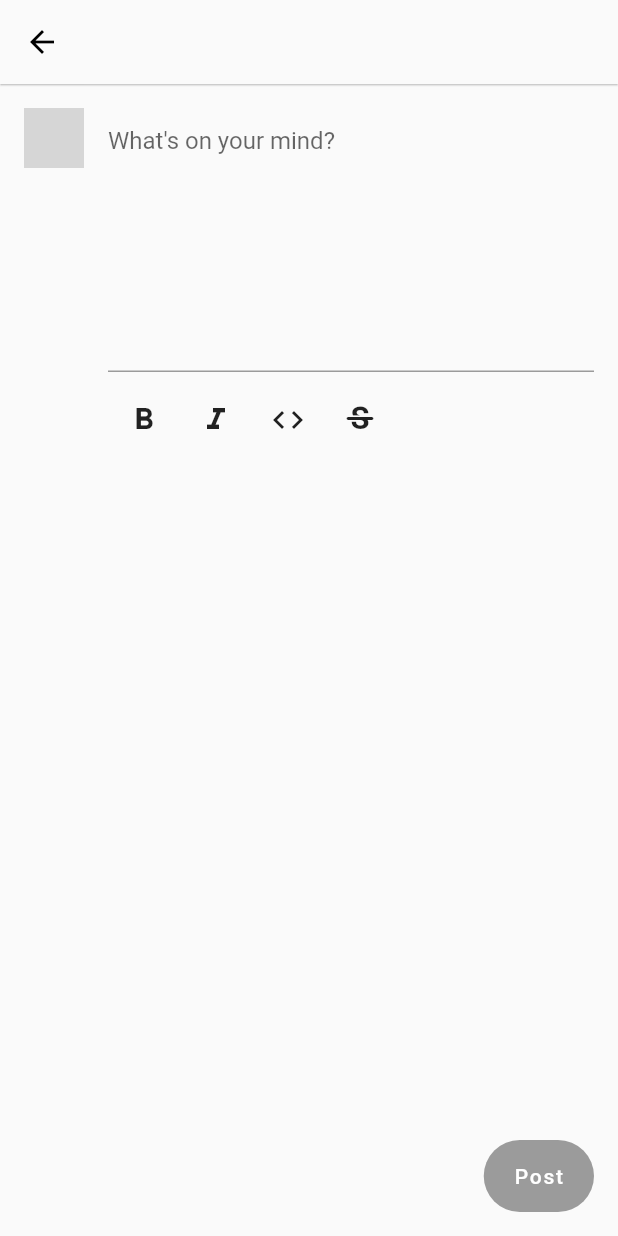
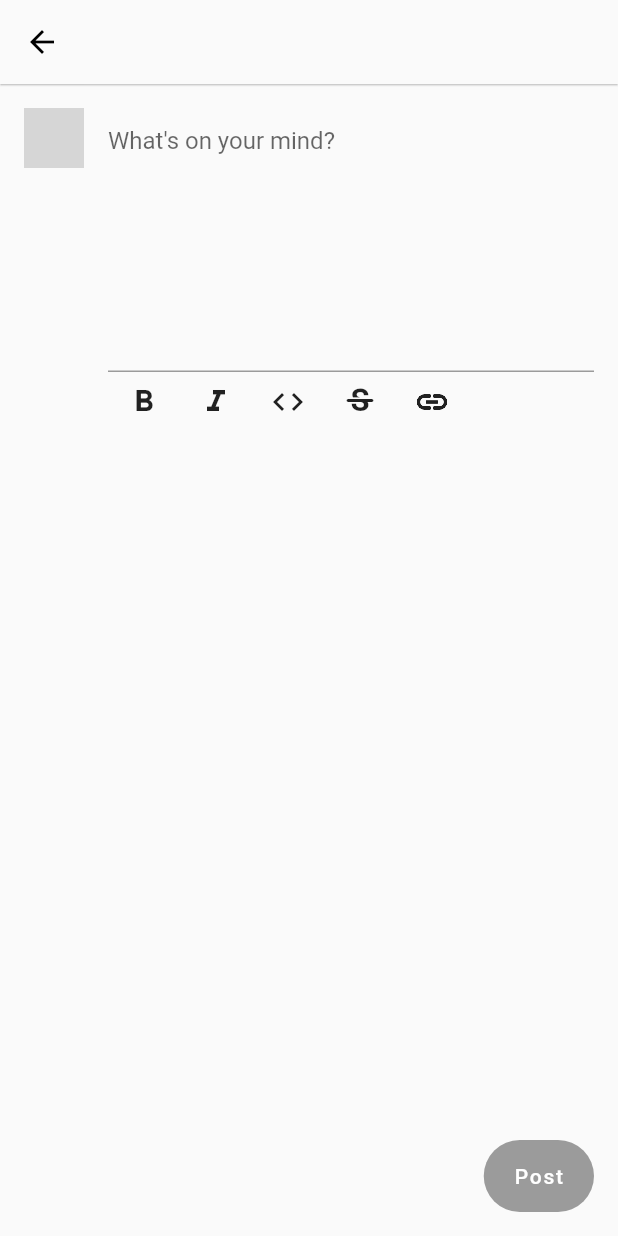
Before and after one commit to ammaratef45/goryon, a Flutter app: the NewTwt screen opened directly, after a tap on the "format bold" icon, on a phone screen of 412 x 824 dp. Run offline on Flutter 3.47's test engine with Material 2 defaults, Android fonts, the phone set to English and light mode, and no system bars; drawn by our look-alikes of cached_network_image; our stand-ins replace flutter_markdown, flutter_secure_storage, rxdart; missing offline and left inert: markdown; accounts and stored records are empty; generated files the repository leaves out were written again; network calls fail; statements that could not run were skipped; grey boxes are pictures that could not be loaded.

Commit message:
Added link formatting

````diff
--- a/lib/main.dart
+++ b/lib/main.dart
@@ -448,9 +448,7 @@ class _TimelineState extends State<Timeline> {
                       Padding(
                         padding: const EdgeInsets.symmetric(vertical: 8),
                         child: MarkdownBody(
-                          styleSheet: MarkdownStyleSheet(
-                            textScaleFactor: 1.2,
-                          ),
+                          styleSheet: MarkdownStyleSheet(textScaleFactor: 1.2),
                           onTapLink: (link) {
                             print(link);
                           },
@@ -541,26 +539,26 @@ class _NewTwtState extends State<NewTwt> {
     return prompts[_random.nextInt(prompts.length)];
   }
 
-  void surroundTextSelection(String surroundingString) {
+  void _surroundTextSelection(String left, String right) {
     final currentTextValue = _textController.value.text;
     final selection = _textController.selection;
-
+    final middle = selection.textInside(currentTextValue);
     final newTextValue = selection.textBefore(currentTextValue) +
-        '$surroundingString${selection.textInside(currentTextValue)}$surroundingString' +
+        '$left$middle$right' +
         selection.textAfter(currentTextValue);
 
     _textController.value = _textController.value.copyWith(
       text: newTextValue,
-      selection: _textController.selection.copyWith(
-          baseOffset: selection.baseOffset + surroundingString.length,
-          extentOffset: selection.extentOffset + surroundingString.length),
+      selection: TextSelection.collapsed(
+        offset: selection.baseOffset + left.length + middle.length,
+      ),
     );
   }
 
   @override
   Widget build(BuildContext context) {
     return Scaffold(
-      floatingActionButton: FutureBuilder<Object>(
+      floatingActionButton: FutureBuilder(
           future: _savePostFuture,
           builder: (context, snapshot) {
             Widget label = const Text("Post");
@@ -604,7 +602,7 @@ class _NewTwtState extends State<NewTwt> {
                       controller: _textController,
                     ),
                     SizedBox(
-                      height: 64,
+                      height: 32,
                       child: Scrollbar(
                         child: ListView(
                           scrollDirection: Axis.horizontal,
@@ -612,22 +610,42 @@ class _NewTwtState extends State<NewTwt> {
                             IconButton(
                               tooltip: 'Bold',
                               icon: Icon(Icons.format_bold),
-                              onPressed: () => surroundTextSelection('**'),
+                              onPressed: () => _surroundTextSelection(
+                                '**',
+                                '**',
+                              ),
                             ),
                             IconButton(
                               tooltip: 'Underline',
                               icon: Icon(Icons.format_italic),
-                              onPressed: () => surroundTextSelection('__'),
+                              onPressed: () => _surroundTextSelection(
+                                '__',
+                                '__',
+                              ),
                             ),
                             IconButton(
                               tooltip: 'Code',
                               icon: Icon(Icons.code),
-                              onPressed: () => surroundTextSelection('```'),
+                              onPressed: () => _surroundTextSelection(
+                                '```',
+                                '```',
+                              ),
                             ),
                             IconButton(
                               tooltip: 'Strikethrough',
                               icon: Icon(Icons.strikethrough_s_rounded),
-                              onPressed: () => surroundTextSelection('~~'),
+                              onPressed: () => _surroundTextSelection(
+                                '~~',
+                                '~~',
+                              ),
+                            ),
+                            IconButton(
+                              tooltip: 'Link',
+                              icon: Icon(Icons.link_sharp),
+                              onPressed: () => _surroundTextSelection(
+                                '[title](https://',
+                                ')',
+                              ),
                             ),
                           ],
                         ),
````
